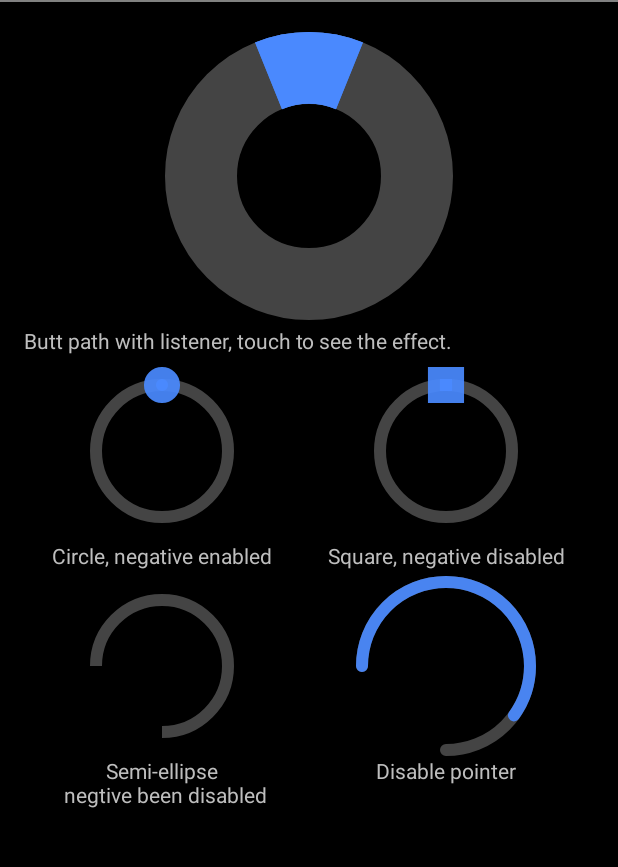
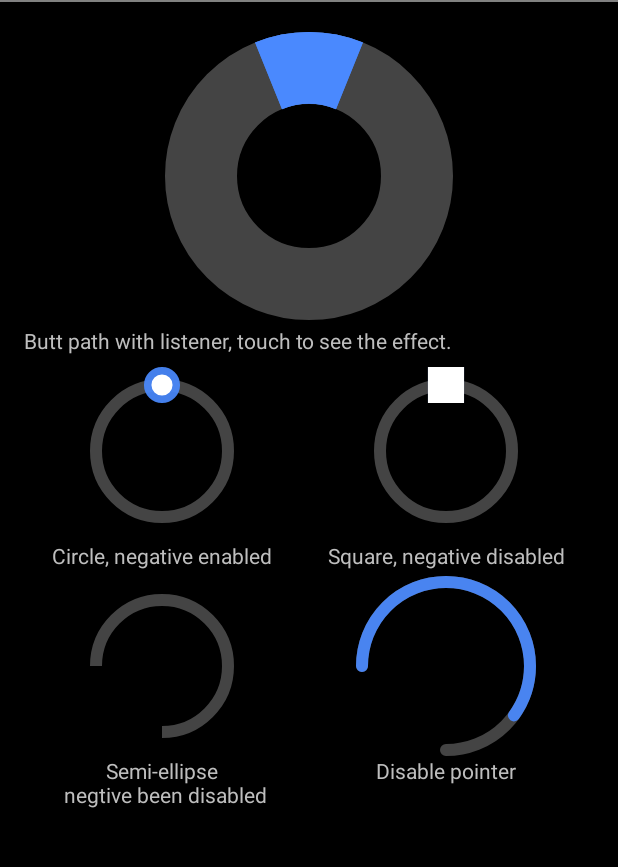
Before and after one commit to tankery/CircularSeekBar, an Android app: the screen it shows after launch (MainActivity), on a phone screen of 412 x 824 dp, the part 36-903 px from its top. Run offline under Robolectric (Android 15) with nearby library versions, the phone set to English and light mode, and no system bars.

Commit message:
Adds the ability to have an inner fill color on the pointer and specify the width. Deprecates less clear name `pointerStrokeWidth` with `pointerWidth`

```diff
--- a/app/src/main/res/layout/activity_main.xml
+++ b/app/src/main/res/layout/activity_main.xml
@@ -23,7 +23,7 @@
             app:cs_negative_enabled="true"
             app:cs_circle_style="butt"
             app:cs_circle_stroke_width="48dp"
-            app:cs_pointer_stroke_width="48dp"
+            app:cs_pointer_width="48dp"
             app:cs_pointer_angle="44"/>
 
         <LinearLayout
@@ -61,10 +61,12 @@
                         android:layout_marginTop="@dimen/seekbar_margin"
                         android:layout_marginLeft="@dimen/seekbar_margin"
                         android:layout_marginRight="@dimen/seekbar_margin"
+                        app:cs_pointer_fill_color="@android:color/white"
+                        app:cs_pointer_fill_inner_stroke_width="10dp"
                         app:cs_negative_enabled="true"
                         app:cs_circle_style="round"
                         app:cs_circle_stroke_width="8dp"
-                        app:cs_pointer_stroke_width="24dp"
+                        app:cs_pointer_width="24dp"
                         app:cs_pointer_halo_width="@dimen/seekbar_holo_width"/>
 
                     <TextView
@@ -84,10 +86,11 @@
                         android:layout_marginTop="@dimen/seekbar_margin"
                         android:layout_marginLeft="@dimen/seekbar_margin"
                         android:layout_marginRight="@dimen/seekbar_margin"
+                        app:cs_pointer_fill_color="@android:color/white"
                         app:cs_negative_enabled="false"
                         app:cs_circle_style="square"
                         app:cs_circle_stroke_width="8dp"
-                        app:cs_pointer_stroke_width="24dp"
+                        app:cs_pointer_width="24dp"
                         app:cs_pointer_halo_width="@dimen/seekbar_holo_width"/>
 
                     <TextView
@@ -117,7 +120,7 @@
                         app:cs_end_angle="90"
                         app:cs_circle_style="butt"
                         app:cs_circle_stroke_width="8dp"
-                        app:cs_pointer_stroke_width="24dp"
+                        app:cs_pointer_width="24dp"
                         app:cs_pointer_halo_width="@dimen/seekbar_holo_width"/>
 
                     <TextView
--- a/circularSeekBar/src/main/java/me/tankery/lib/circularseekbar/CircularSeekBar.kt
+++ b/circularSeekBar/src/main/java/me/tankery/lib/circularseekbar/CircularSeekBar.kt
@@ -79,10 +79,15 @@ class CircularSeekBar @JvmOverloads constructor(
     private val circleProgressGlowPaint: Paint = Paint()
 
     /**
-     * `Paint` instance used to draw the center of the pointer.
+     * `Paint` instance used to draw the pointer.
      * Note: This is broken on 4.0+, as BlurMasks do not work with hardware acceleration.
      */
     private val pointerPaint: Paint = Paint()
+
+    /**
+     * `Paint` instance used to draw the pointer's fill. Will effectively use [pointerPaint] as stroke.
+     */
+    private val pointerFillPaint: Paint = Paint()
 
     /**
      * `Paint` instance used to draw the halo of the pointer.
@@ -142,10 +147,44 @@ class CircularSeekBar @JvmOverloads constructor(
     /**
      * The radius of the pointer (in pixels).
      *
-     * Sets the pointer pointer stroke width.
+     * Sets the pointer stroke width.
      * @param width the width of the pointer
      */
+    var pointerWidth = 0f
+        set(width) {
+            field = width
+            initPaints()
+            recalculateAll()
+            invalidate()
+        }
+    /**
+     * The radius of the pointer (in pixels).
+     *
+     * Sets the pointer stroke width.
+     * @param width the width of the pointer
+     */
+    @Deprecated(
+        "Use pointerWidth",
+        replaceWith = ReplaceWith(
+            "pointerWidth",
+            "me.tankery.lib.circularseekbar.CircularSeekBar.pointerWidth"
+        )
+    )
     var pointerStrokeWidth = 0f
+        get() = pointerWidth
+        set(width) {
+            field = width
+            pointerWidth = width
+        }
+
+
+    /**
+     * The inner stroke width of the pointer (in pixels).
+     *
+     * Sets the inner pointer stroke width.
+     * @param width the width of the pointer stroke
+     */
+    var pointerFillInnerStrokeWidth = DEFAULT_POINTER_FILL_INNER_STROKE_WIDTH
         set(width) {
             field = width
             initPaints()
@@ -236,6 +275,13 @@ class CircularSeekBar @JvmOverloads constructor(
         set(color) {
             field = color
             pointerPaint.color = color
+            invalidate()
+        }
+
+    var pointerFillColor = DEFAULT_POINTER_FILL_COLOR
+        set(color) {
+            field = color
+            pointerFillPaint.color = color
             invalidate()
         }
 
@@ -539,9 +585,15 @@ class CircularSeekBar @JvmOverloads constructor(
             R.styleable.cs_CircularSeekBar_cs_circle_y_radius,
             DEFAULT_CIRCLE_Y_RADIUS
         )
-        pointerStrokeWidth = attrArray.getDimension(
+
+        val oldPointerStrokeWidth = attrArray.getDimension(
             R.styleable.cs_CircularSeekBar_cs_pointer_stroke_width,
-            DEFAULT_POINTER_STROKE_WIDTH
+            DEFAULT_POINTER_WIDTH
+        )
+
+        pointerWidth = attrArray.getDimension(
+            R.styleable.cs_CircularSeekBar_cs_pointer_width,
+            oldPointerStrokeWidth
         )
         pointerHaloWidth = attrArray.getDimension(
             R.styleable.cs_CircularSeekBar_cs_pointer_halo_width,
@@ -562,6 +614,16 @@ class CircularSeekBar @JvmOverloads constructor(
             R.styleable.cs_CircularSeekBar_cs_pointer_color,
             DEFAULT_POINTER_COLOR
         )
+        pointerFillColor = attrArray.getColor(
+            R.styleable.cs_CircularSeekBar_cs_pointer_fill_color,
+            DEFAULT_POINTER_FILL_COLOR
+        )
+
+        pointerFillInnerStrokeWidth = attrArray.getDimension(
+            R.styleable.cs_CircularSeekBar_cs_pointer_fill_inner_stroke_width,
+            DEFAULT_POINTER_FILL_INNER_STROKE_WIDTH
+        )
+
         pointerHaloColor = attrArray.getColor(
             R.styleable.cs_CircularSeekBar_cs_pointer_halo_color,
             DEFAULT_POINTER_HALO_COLOR
@@ -653,7 +715,8 @@ class CircularSeekBar @JvmOverloads constructor(
             pointerAngle = SMALL_DEGREE_BIAS
         }
         if (disablePointer) {
-            pointerStrokeWidth = 0f
+            pointerWidth = 0f
+            pointerFillInnerStrokeWidth = 0f
             pointerHaloWidth = 0f
             pointerHaloBorderWidth = 0f
         }
@@ -694,15 +757,21 @@ class CircularSeekBar @JvmOverloads constructor(
         pointerPaint.isAntiAlias = true
         pointerPaint.isDither = true
         pointerPaint.color = pointerColor
-        pointerPaint.strokeWidth = pointerStrokeWidth
+        pointerPaint.strokeWidth = pointerWidth
         pointerPaint.style = Paint.Style.STROKE
         pointerPaint.strokeJoin = Paint.Join.ROUND
         pointerPaint.strokeCap = circleStyle
 
+        pointerFillPaint.set(pointerPaint)
+        pointerFillPaint.color = pointerFillColor
+        pointerFillPaint.style = Paint.Style.FILL_AND_STROKE
+        pointerFillPaint.strokeWidth =
+            (pointerWidth - pointerFillInnerStrokeWidth).coerceAtLeast(0f)
+
         pointerHaloPaint.set(pointerPaint)
         pointerHaloPaint.color = pointerHaloColor
         pointerHaloPaint.alpha = pointerAlpha
-        pointerHaloPaint.strokeWidth = pointerStrokeWidth + pointerHaloWidth * 2f
+        pointerHaloPaint.strokeWidth = pointerWidth + pointerHaloWidth * 2f
 
         pointerHaloBorderPaint.set(pointerPaint)
         pointerHaloBorderPaint.strokeWidth = pointerHaloBorderWidth
@@ -819,6 +888,7 @@ class CircularSeekBar @JvmOverloads constructor(
                 canvas.drawPath(circlePointerPath, pointerHaloPaint)
             }
             canvas.drawPath(circlePointerPath, pointerPaint)
+            canvas.drawPath(circlePointerPath, pointerFillPaint)
             // TODO, find a good way to draw halo border.
 //            if (mUserIsMovingPointer) {
 //                canvas.drawCircle(mPointerPositionXY[0], mPointerPositionXY[1],
@@ -861,7 +931,7 @@ class CircularSeekBar @JvmOverloads constructor(
         // Set the circle width and height based on the view for the moment
         val padding = Math.max(
             circleStrokeWidth / 2f,
-            pointerStrokeWidth / 2 + pointerHaloWidth + pointerHaloBorderWidth
+            pointerWidth / 2 + pointerHaloWidth + pointerHaloBorderWidth
         ) +
                 if (hasGlowEffect) PROGRESS_GLOW_RADIUS_DP * DPTOPX_SCALE else 0f
         circleHeight = height / 2f - padding
@@ -918,10 +988,10 @@ class CircularSeekBar @JvmOverloads constructor(
             circleWidth
         ) - additionalRadius // Min inner radius of the circle, including the minimumTouchTarget or wheel width
         additionalRadius =
-            if (pointerStrokeWidth < minimumTouchTarget / 2) { // If the pointer radius is less than the minimumTouchTarget, use the minimumTouchTarget
+            if (pointerWidth < minimumTouchTarget / 2) { // If the pointer radius is less than the minimumTouchTarget, use the minimumTouchTarget
                 minimumTouchTarget / 2
             } else {
-                pointerStrokeWidth // Otherwise use the radius
+                pointerWidth // Otherwise use the radius
             }
         var touchAngle: Float
         touchAngle =
@@ -976,7 +1046,7 @@ class CircularSeekBar @JvmOverloads constructor(
         when (event.action) {
             MotionEvent.ACTION_DOWN -> {
                 // These are only used for ACTION_DOWN for handling if the pointer was the part that was touched
-                val pointerRadiusDegrees = (pointerStrokeWidth * 180 / (Math.PI * Math.max(
+                val pointerRadiusDegrees = (pointerWidth * 180 / (Math.PI * Math.max(
                     circleHeight,
                     circleWidth
                 ))).toFloat()
@@ -1098,6 +1168,7 @@ class CircularSeekBar @JvmOverloads constructor(
         state.putInt("circleColor", circleColor)
         state.putInt("circleProgressColor", circleProgressColor)
         state.putInt("pointerColor", pointerColor)
+        state.putInt("pointerFillColor", pointerFillColor)
         state.putInt("pointerHaloColor", pointerHaloColor)
         state.putInt("pointerHaloColorOnTouch", pointerHaloColorOnTouch)
         state.putInt("pointerAlpha", pointerAlpha)
@@ -1122,6 +1193,7 @@ class CircularSeekBar @JvmOverloads constructor(
         circleColor = savedState.getInt("circleColor")
         circleProgressColor = savedState.getInt("circleProgressColor")
         pointerColor = savedState.getInt("pointerColor")
+        pointerFillColor = savedState.getInt("pointerFillColor")
         pointerHaloColor = savedState.getInt("pointerHaloColor")
         pointerHaloColorOnTouch = savedState.getInt("pointerHaloColorOnTouch")
         pointerAlpha = savedState.getInt("pointerAlpha")
@@ -1176,7 +1248,7 @@ class CircularSeekBar @JvmOverloads constructor(
         private val DEFAULT_CIRCLE_STYLE = Cap.ROUND.ordinal
         private const val DEFAULT_CIRCLE_X_RADIUS = 30f
         private const val DEFAULT_CIRCLE_Y_RADIUS = 30f
-        private const val DEFAULT_POINTER_STROKE_WIDTH = 14f
+        private const val DEFAULT_POINTER_WIDTH = 14f
         private const val DEFAULT_POINTER_HALO_WIDTH = 6f
         private const val DEFAULT_POINTER_HALO_BORDER_WIDTH = 0f
         private const val DEFAULT_CIRCLE_STROKE_WIDTH = 5f
@@ -1188,6 +1260,8 @@ class CircularSeekBar @JvmOverloads constructor(
         private const val DEFAULT_CIRCLE_COLOR = Color.DKGRAY
         private val DEFAULT_CIRCLE_PROGRESS_COLOR = Color.argb(235, 74, 138, 255)
         private val DEFAULT_POINTER_COLOR = Color.argb(235, 74, 138, 255)
+        private const val DEFAULT_POINTER_FILL_COLOR = Color.TRANSPARENT
+        private val DEFAULT_POINTER_FILL_INNER_STROKE_WIDTH = 0f
         private val DEFAULT_POINTER_HALO_COLOR = Color.argb(135, 74, 138, 255)
         private val DEFAULT_POINTER_HALO_COLOR_ONTOUCH = Color.argb(135, 74, 138, 255)
         private const val DEFAULT_CIRCLE_FILL_COLOR = Color.TRANSPARENT
--- a/circularSeekBar/src/main/res/values/attrs.xml
+++ b/circularSeekBar/src/main/res/values/attrs.xml
@@ -18,6 +18,8 @@
         <attr name="cs_circle_y_radius" format="dimension" />
         <attr name="cs_circle_stroke_width" format="dimension" />
         <attr name="cs_disable_pointer" format="boolean"/>
+        <attr name="cs_pointer_width" format="dimension" />
+        <!-- {@deprecated Use cs_pointer_width instead.} -->
         <attr name="cs_pointer_stroke_width" format="dimension" />
         <attr name="cs_pointer_halo_width" format="dimension" />
         <attr name="cs_pointer_halo_border_width" format="dimension"/>
@@ -25,6 +27,8 @@
         <attr name="cs_circle_color" format="color"/>
         <attr name="cs_circle_progress_color" format="color"/>
         <attr name="cs_pointer_color" format="color"/>
+        <attr name="cs_pointer_fill_color" format="color"/>
+        <attr name="cs_pointer_fill_inner_stroke_width" format="dimension" />
         <attr name="cs_pointer_halo_color" format="color"/>
         <attr name="cs_pointer_halo_color_ontouch" format="color"/>
         <attr name="cs_pointer_alpha_ontouch" format="integer"/>
```
Also changed, not shown: 1 other file.
